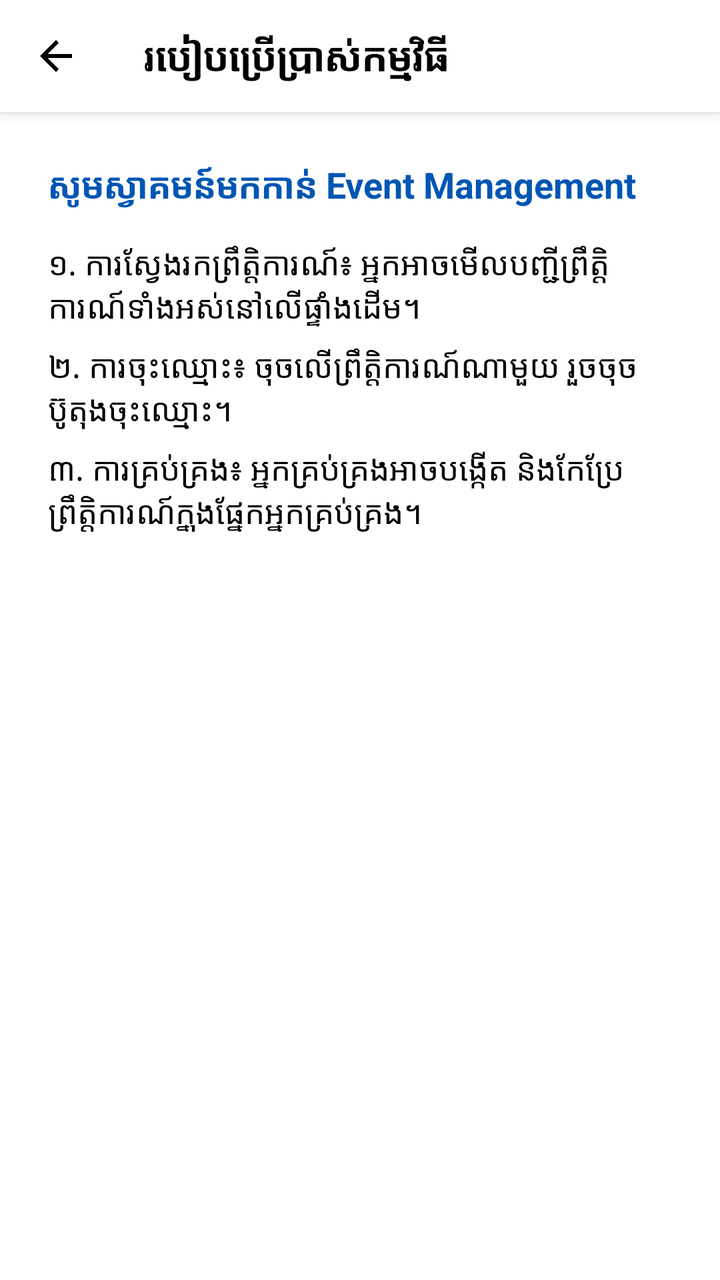
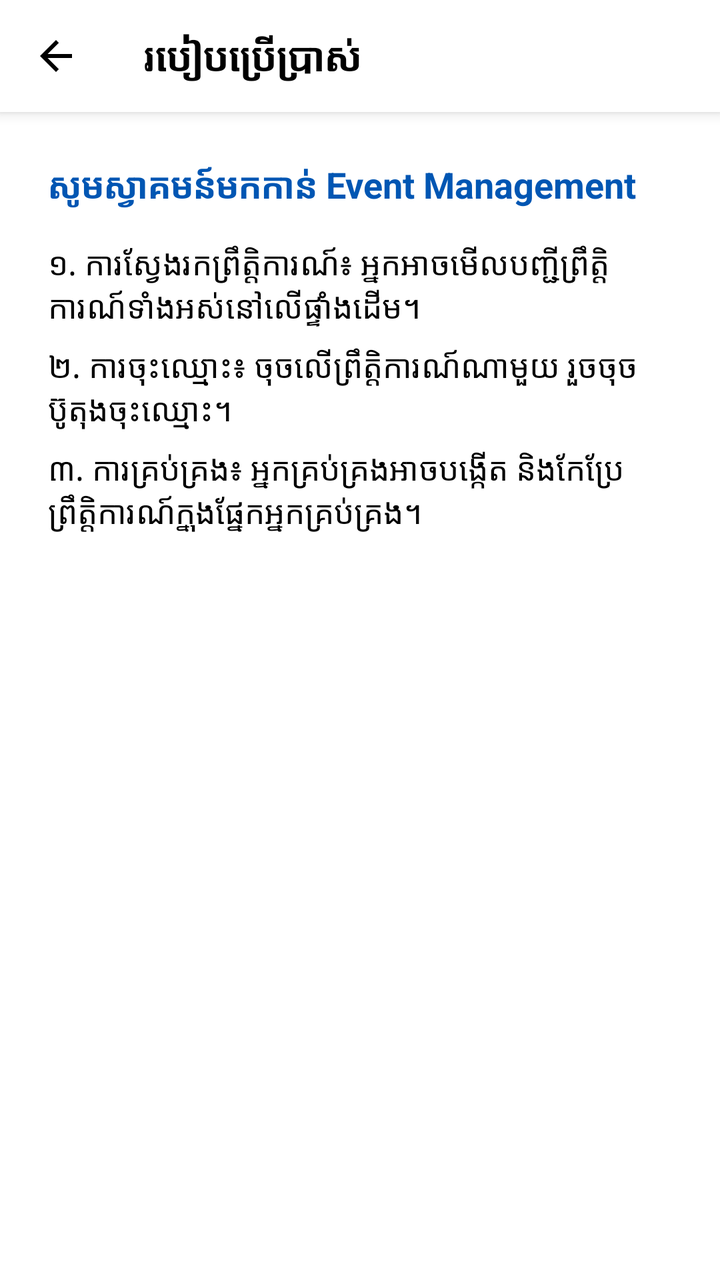

Screens rendered from an Android XML layout before and after an edit, with the pre-edit source and the edit as a unified diff.
<!-- AndroidManifest.xml: application theme Theme.AcademicPulse -->
<!-- res/layout/activity_guide.xml -->
<?xml version="1.0" encoding="utf-8"?>
<androidx.coordinatorlayout.widget.CoordinatorLayout xmlns:android="http://schemas.android.com/apk/res/android"
    xmlns:app="http://schemas.android.com/apk/res-auto"
    android:layout_width="match_parent"
    android:layout_height="match_parent"
    android:background="@color/white">

    <com.google.android.material.appbar.AppBarLayout
        android:layout_width="match_parent"
        android:layout_height="wrap_content"
        android:background="@color/white">
        <androidx.appcompat.widget.Toolbar
            android:id="@+id/toolbar"
            android:layout_width="match_parent"
            android:layout_height="?attr/actionBarSize"
            app:navigationIcon="@drawable/ic_back_straight">
            <TextView
                android:layout_width="wrap_content"
                android:layout_height="wrap_content"
                android:text="របៀបប្រើប្រាស់កម្មវិធី"
                android:textColor="@color/black"
                android:textSize="20sp"
                android:textStyle="bold" />
        </androidx.appcompat.widget.Toolbar>
    </com.google.android.material.appbar.AppBarLayout>

    <androidx.core.widget.NestedScrollView
        android:layout_width="match_parent"
        android:layout_height="match_parent"
        app:layout_behavior="@string/appbar_scrolling_view_behavior">

        <LinearLayout
            android:layout_width="match_parent"
            android:layout_height="wrap_content"
            android:orientation="vertical"
            android:padding="24dp">

            <TextView
                android:layout_width="match_parent"
                android:layout_height="wrap_content"
                android:text="សូមស្វាគមន៍មកកាន់ Event Management"
                android:textColor="@color/primary_blue"
                android:textSize="18sp"
                android:textStyle="bold" />

            <TextView
                android:layout_width="match_parent"
                android:layout_height="wrap_content"
                android:layout_marginTop="16dp"
                android:text="១. ការស្វែងរកព្រឹត្តិការណ៍៖ អ្នកអាចមើលបញ្ជីព្រឹត្តិការណ៍ទាំងអស់នៅលើផ្ទាំងដើម។"
                android:textColor="@color/black"
                android:textSize="16sp" />

            <TextView
                android:layout_width="match_parent"
                android:layout_height="wrap_content"
                android:layout_marginTop="8dp"
                android:text="២. ការចុះឈ្មោះ៖ ចុចលើព្រឹត្តិការណ៍ណាមួយ រួចចុចប៊ូតុងចុះឈ្មោះ។"
                android:textColor="@color/black"
                android:textSize="16sp" />

            <TextView
                android:layout_width="match_parent"
                android:layout_height="wrap_content"
                android:layout_marginTop="8dp"
                android:text="៣. ការគ្រប់គ្រង៖ អ្នកគ្រប់គ្រងអាចបង្កើត និងកែប្រែព្រឹត្តិការណ៍ក្នុងផ្នែកអ្នកគ្រប់គ្រង។"
                android:textColor="@color/black"
                android:textSize="16sp" />

        </LinearLayout>
    </androidx.core.widget.NestedScrollView>
</androidx.coordinatorlayout.widget.CoordinatorLayout>
<!-- resources referenced by this layout -->
<resources>
  <color name="black">#000000</color>
  <color name="primary_blue">#0056B3</color>
  <color name="white">#FFFFFF</color>
  <!-- drawable ic_back_straight (drawable) -->
  <?xml version="1.0" encoding="utf-8"?>
  <vector xmlns:android="http://schemas.android.com/apk/res/android"
      android:width="24dp"
      android:height="24dp"
      android:viewportWidth="24"
      android:viewportHeight="24"
      android:autoMirrored="true">
      <path
          android:fillColor="@color/black"
          android:pathData="M20,11H7.83l5.59-5.59L12,4l-8,8l8,8l1.41-1.41L7.83,13H20V11z" />
  </vector>
  <style name="Theme.AcademicPulse" parent="Theme.MaterialComponents.Light.NoActionBar">
          
          <item name="colorPrimary">@color/primary_blue</item>
          <item name="colorPrimaryVariant">@color/primary_blue</item>
          <item name="colorOnPrimary">@color/white</item>
          
          <item name="colorSecondary">@color/accent_yellow</item>
          <item name="colorSecondaryVariant">@color/accent_yellow</item>
          <item name="colorOnSecondary">@color/black</item>
          
          <item name="android:statusBarColor">@color/primary_blue</item>
          <item name="android:windowLightStatusBar" tools:targetApi="m">false</item>
      </style>
  <color name="accent_yellow">#FFC107</color>
</resources>

<!-- the commit's change to res/layout/activity_guide.xml (unified diff, before → after) -->
@@ -17,7 +17,7 @@
             <TextView
                 android:layout_width="wrap_content"
                 android:layout_height="wrap_content"
-                android:text="របៀបប្រើប្រាស់កម្មវិធី"
+                android:text="@string/guide"
                 android:textColor="@color/black"
                 android:textSize="20sp"
                 android:textStyle="bold" />
<!-- resource entries referenced after the edit -->
@@ -15,6 +15,7 @@
           android:fillColor="@color/black"
           android:pathData="M20,11H7.83l5.59-5.59L12,4l-8,8l8,8l1.41-1.41L7.83,13H20V11z" />
   </vector>
+  <string name="guide">របៀបប្រើប្រាស់</string>
   <style name="Theme.AcademicPulse" parent="Theme.MaterialComponents.Light.NoActionBar">
           
           <item name="colorPrimary">@color/primary_blue</item>
